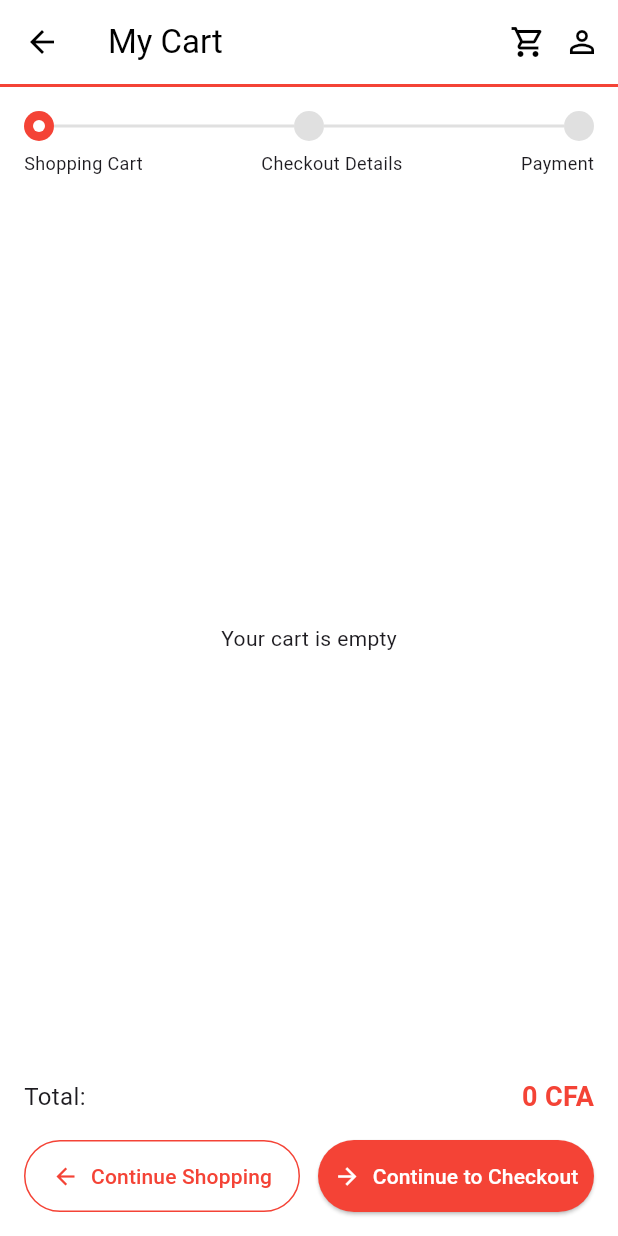
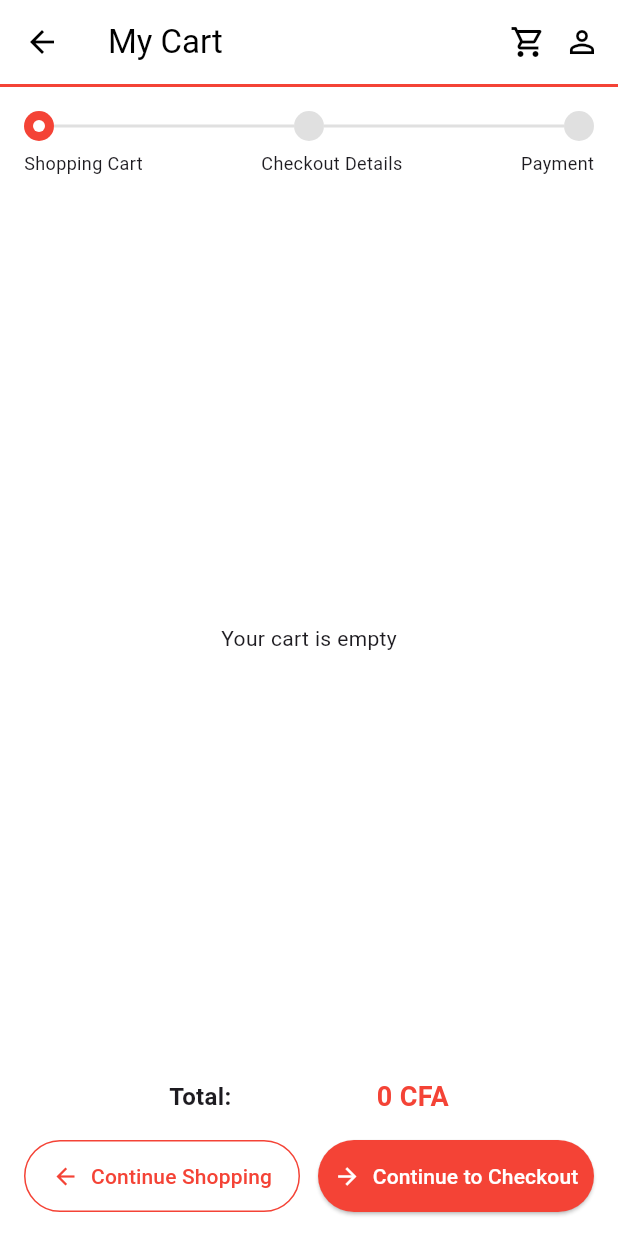
Before and after one commit to bibsbadji/appli_mobile, a Flutter app: the screen it shows after launch, after a tap on the "shopping cart" icon, on a phone screen of 412 x 824 dp. Run offline on Flutter 3.47's test engine with Material 3 defaults, Android fonts, the phone set to English and light mode, and no system bars.

Commit message:
fonctionnalite de suplly avec l'ajout au panier avec le calcul total des articles

```diff
--- a/lib/main.dart
+++ b/lib/main.dart
@@ -1,5 +1,5 @@
-import 'package:cours1/src/ui/screens/cart_page.dart';
-import 'package:cours1/src/ui/screens/supply.dart';
+import 'package:cours1/src/ui/screens/supply/cart_page.dart';
+import 'package:cours1/src/ui/screens/supply/supply.dart';
 import 'package:flutter/material.dart';
 
 void main() {
--- a/lib/src/ui/routes/route.dart
+++ b/lib/src/ui/routes/route.dart
@@ -1,9 +1,9 @@
 import 'package:cours1/src/ui/routes/route_path.dart';
 import 'package:cours1/src/ui/screens/login/login.dart';
-import 'package:cours1/src/ui/screens/splash_screen.dart';
+import 'package:cours1/src/ui/screens/supply/splash_screen.dart';
 import 'package:flutter/material.dart';
 
-import '../screens/cart_page.dart';
+import '../screens/supply/cart_page.dart';
 
 class Routers {
   static Route<dynamic> generateRoute(RouteSettings settings) {
--- a/lib/src/ui/screens/cart_page.dart
+++ b/lib/src/ui/screens/supply/cart_page.dart
@@ -193,9 +193,9 @@ class _CartPageState extends State<CartPage> {
     );
 
     return Row(
-      mainAxisAlignment: MainAxisAlignment.spaceBetween,
+      mainAxisAlignment: MainAxisAlignment.spaceEvenly,
       children: [
-        const Text('Total:', style: TextStyle(fontSize: 16)),
+        const Text('Total:', style: TextStyle(fontSize: 16,fontWeight: FontWeight.bold)),
         Text(
           '$total CFA',
           style: const TextStyle(
--- a/lib/src/ui/screens/supply.dart
+++ b/lib/src/ui/screens/supply/supply.dart
@@ -1,9 +1,7 @@
-import 'package:cours1/src/ui/routes/route_path.dart';
-import 'package:cours1/src/ui/screens/cart_page.dart';
+import 'package:flutter/material.dart';
 import 'package:cours1/src/utiles/my_assets/images_assets.dart';
-import 'package:flutter/material.dart';
-import '../ui/screens/cart_page.dart';
-import '../widgets/forms/product_card/product_card.dart';
+import 'package:cours1/src/ui/screens/supply/cart_page.dart';
+import '../../widgets/forms/product_card/product_card.dart';
 
 /// =====================
 /// MODELS (DANS LE MEME FICHIER)
@@ -25,7 +23,10 @@ class CartItem {
   final Product product;
   int quantity;
 
-  CartItem({required this.product, this.quantity = 1});
+  CartItem({
+    required this.product,
+    this.quantity = 1,
+  });
 }
 
 class CartData {
@@ -57,16 +58,28 @@ class Supply extends StatefulWidget {
 class _SupplyState extends State<Supply> {
   int _selectedIndex = 0;
 
+  /// Produits
   final List<Product> products = [
     Product(name: 'NESCOFFE', image: ImagesAssets.coffe, price: 200),
     Product(name: 'M&MS', image: ImagesAssets.mms, price: 200),
     Product(name: 'PRINGELS', image: ImagesAssets.pringels, price: 200),
     Product(name: 'CHOCOLATE', image: ImagesAssets.chocolate, price: 200),
     Product(name: 'OREO', image: ImagesAssets.oreo, price: 200),
-    Product(name: 'STRAWBERRY JUICE', image: ImagesAssets.strawberry, price: 200),
+    Product(
+        name: 'STRAWBERRY JUICE',
+        image: ImagesAssets.strawberry,
+        price: 200),
     Product(name: 'NUTELLA', image: ImagesAssets.nutella, price: 200),
     Product(name: 'FANTA', image: ImagesAssets.fanta, price: 200),
   ];
+
+  /// Nombre total d’articles dans le panier (badge)
+  int get cartItemCount {
+    return CartData.items.fold(
+      0,
+          (sum, item) => sum + item.quantity,
+    );
+  }
 
   void _onItemTapped(int index) {
     setState(() {
@@ -77,7 +90,9 @@ class _SupplyState extends State<Supply> {
       Navigator.push(
         context,
         MaterialPageRoute(builder: (_) => const CartPage()),
-      );
+      ).then((_) {
+        setState(() {}); // rafraîchir le badge au retour
+      });
     }
   }
 
@@ -85,22 +100,58 @@ class _SupplyState extends State<Supply> {
   Widget build(BuildContext context) {
     return Scaffold(
       backgroundColor: Colors.white,
-
       appBar: AppBar(
         title: const Text('Supply', style: TextStyle(color: Colors.black)),
         backgroundColor: Colors.white,
         elevation: 0,
         actions: [
+          /// PANIER + BADGE
+          Stack(
+            children: [
               IconButton(
                 icon: const Icon(Icons.shopping_cart_outlined),
                 onPressed: () {
                   Navigator.push(
                     context,
                     MaterialPageRoute(builder: (_) => const CartPage()),
-              );
+                  ).then((_) {
+                    setState(() {});
+                  });
                 },
               ),
-          IconButton(icon: const Icon(Icons.person_outline), onPressed: () {}),
+
+              if (cartItemCount > 0)
+                Positioned(
+                  right: 6,
+                  top: 6,
+                  child: Container(
+                    padding: const EdgeInsets.all(4),
+                    constraints: const BoxConstraints(
+                      minWidth: 18,
+                      minHeight: 18,
+                    ),
+                    decoration: const BoxDecoration(
+                      color: Colors.red,
+                      shape: BoxShape.circle,
+                    ),
+                    child: Text(
+                      cartItemCount.toString(),
+                      textAlign: TextAlign.center,
+                      style: const TextStyle(
+                        color: Colors.white,
+                        fontSize: 10,
+                        fontWeight: FontWeight.bold,
+                      ),
+                    ),
+                  ),
+                ),
+            ],
+          ),
+
+          IconButton(
+            icon: const Icon(Icons.person_outline),
+            onPressed: () {},
+          ),
         ],
         bottom: PreferredSize(
           preferredSize: const Size.fromHeight(2),
@@ -131,12 +182,13 @@ class _SupplyState extends State<Supply> {
         ),
       ),
 
+      /// BOTTOM NAV BAR
       bottomNavigationBar: BottomNavigationBar(
         currentIndex: _selectedIndex,
         selectedItemColor: Colors.red,
         unselectedItemColor: Colors.grey,
+        type: BottomNavigationBarType.fixed,
         onTap: _onItemTapped,
-        type: BottomNavigationBarType.fixed,
         items: const [
           BottomNavigationBarItem(
               icon: Icon(Icons.home_outlined), label: 'Home'),
--- a/lib/src/ui/widgets/forms/product_card/product_card.dart
+++ b/lib/src/ui/widgets/forms/product_card/product_card.dart
@@ -1,5 +1,5 @@
 import 'package:flutter/material.dart';
-import '../../../screens/supply.dart'; // <-- pour utiliser Product
+import '../../../screens/supply/supply.dart'; // <-- pour utiliser Product
 
 class ProductCard extends StatelessWidget {
   final Product product;
```
Also changed, not shown: lib/src/ui/screens/supply/splash_screen.dart (renamed from lib/src/ui/screens/splash_screen.dart). Lines whose indentation alone changed are shown as unchanged.
